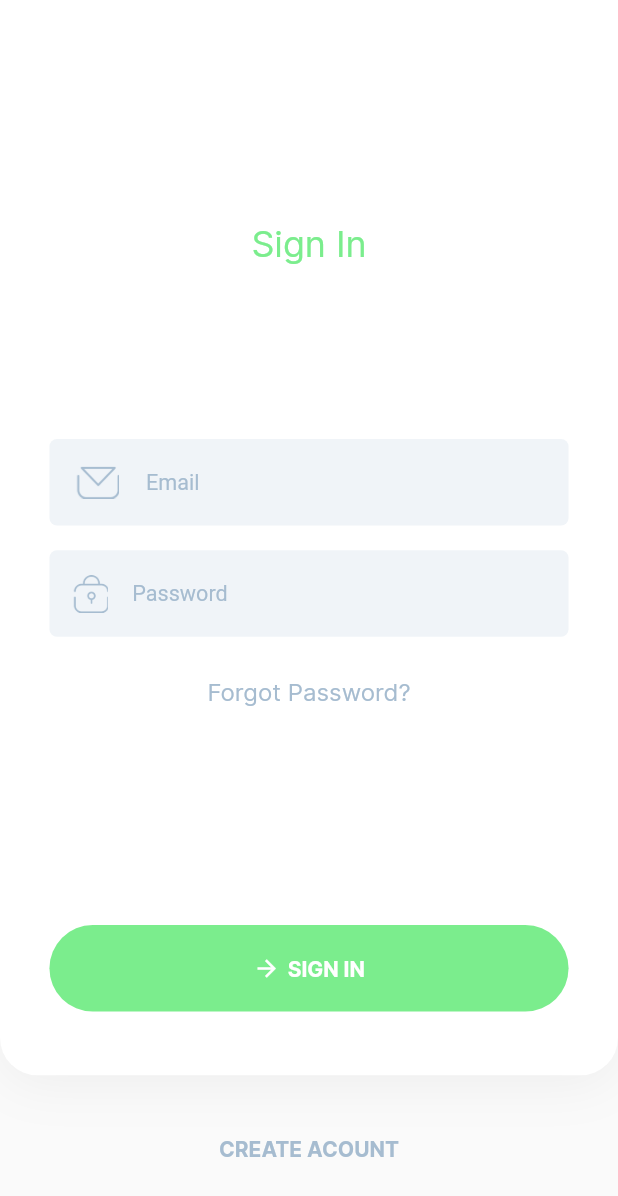
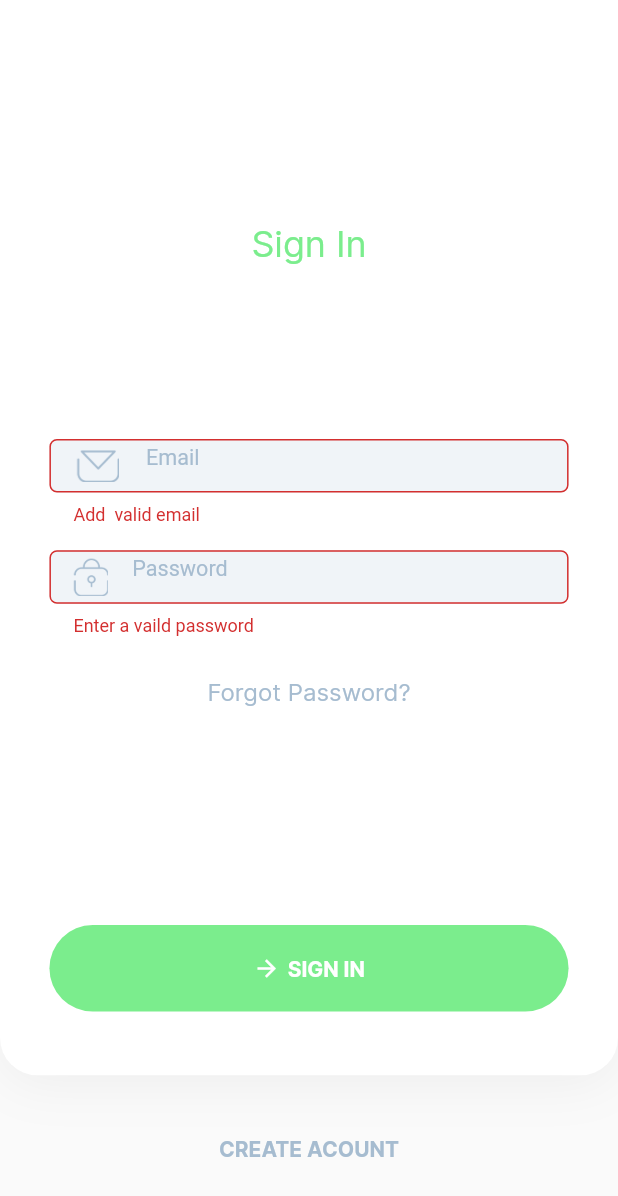
Before and after one commit to omarkaialy/envato, a Flutter app: the SignInScreen screen opened directly, after a tap on "SIGN IN", on a phone screen of 412 x 824 dp. Shown: the top 1196 px of the screen. Run offline on Flutter 3.47's test engine with Material 2 defaults, Android fonts, the phone set to English and light mode, and no system bars; our stand-ins replace firebase_auth, firebase_core, shared_preferences; accounts and stored records are empty.

Commit message:
add sign in logic

```diff
--- a/lib/auth/sign_in_screen.dart
+++ b/lib/auth/sign_in_screen.dart
@@ -2,22 +2,33 @@ import 'package:envato/auth/components/my_button.dart';
 import 'package:envato/auth/components/my_text_button.dart';
 import 'package:envato/auth/creat_account_screen.dart';
 import 'package:envato/constants/widgets/main_text_field.dart';
+import 'package:firebase_auth/firebase_auth.dart';
 import 'package:flutter/material.dart';
+import 'package:shared_preferences/shared_preferences.dart';
 
 // ignore: must_be_immutable
-class SignInScreen extends StatelessWidget {
-  SignInScreen({super.key});
+class SignInScreen extends StatefulWidget {
+  const SignInScreen({super.key});
 
+  @override
+  State<SignInScreen> createState() => _SignInScreenState();
+}
+
+class _SignInScreenState extends State<SignInScreen> {
   TextEditingController emailController = TextEditingController();
+
   TextEditingController passwordController = TextEditingController();
+
   final formKey = GlobalKey<FormState>();
-
+  bool isLoading = false;
   @override
   Widget build(BuildContext context) {
     final screenHeight = MediaQuery.of(context).size.height;
     final screenWidth = MediaQuery.of(context).size.width;
     return Scaffold(
       body: SingleChildScrollView(
+        child: Form(
+          key: formKey,
           child: Column(
             children: [
               Container(
@@ -25,15 +36,8 @@ class SignInScreen extends StatelessWidget {
                 width: screenWidth,
                 decoration: BoxDecoration(
                     color: Colors.white,
-                  borderRadius:
-                      const BorderRadius.vertical(bottom: Radius.circular(25)),
-                  boxShadow: [
-                    BoxShadow(
-                        color: Colors.black.withOpacity(.051),
-                        blurRadius: 30,
-                        spreadRadius: 0,
-                        offset: const Offset(0, 5))
-                  ]),
+                    borderRadius: const BorderRadius.vertical(bottom: Radius.circular(25)),
+                    boxShadow: [BoxShadow(color: Colors.black.withOpacity(.051), blurRadius: 30, spreadRadius: 0, offset: const Offset(0, 5))]),
                 child: Padding(
                   padding: EdgeInsets.symmetric(horizontal: screenWidth * .08),
                   child: Column(
@@ -45,11 +49,7 @@ class SignInScreen extends StatelessWidget {
                       const Text(
                         "Sign In",
                         textAlign: TextAlign.center,
-                      style: TextStyle(
-                          color: Color(0xff7BED8D),
-                          fontFamily: "Inter",
-                          fontSize: 24,
-                          fontWeight: FontWeight.w400),
+                        style: TextStyle(color: Color(0xff7BED8D), fontFamily: "Inter", fontSize: 24, fontWeight: FontWeight.w400),
                       ),
                       SizedBox(
                         height: screenHeight * .14,
@@ -116,11 +116,7 @@ class SignInScreen extends StatelessWidget {
                           onPressed: () {},
                           child: const Text(
                             "Forgot Password?",
-                          style: TextStyle(
-                              color: Color(0xffA6BCD0),
-                              fontFamily: "Inter",
-                              fontSize: 16,
-                              fontWeight: FontWeight.w400),
+                            style: TextStyle(color: Color(0xffA6BCD0), fontFamily: "Inter", fontSize: 16, fontWeight: FontWeight.w400),
                           )),
                       SizedBox(
                         height: screenHeight * .16,
@@ -129,8 +125,40 @@ class SignInScreen extends StatelessWidget {
                           width: screenWidth,
                           height: screenHeight,
                           buttonText: "SIGN IN",
-                        onPress: () {
-                          if (formKey.currentState!.validate()) {}
+                          onPress: () async {
+                            if (formKey.currentState!.validate()) {
+                              try {
+                                setState(() {
+                                  isLoading = true;
+                                });
+                                final user = await FirebaseAuth.instance.signInWithEmailAndPassword(
+                                  email: emailController.text,
+                                  password: passwordController.text,
+                                );
+
+                                final SharedPreferences prefs = await SharedPreferences.getInstance();
+                                await prefs.setString('user', user.toString());
+                                setState(() {
+                                  isLoading = false;
+                                });
+
+// Navigator.pushReplacement(context, MaterialPageRoute(builder: (context){return HomeScreen();}));
+                              } on FirebaseAuthException catch (e) {
+                                setState(() {
+                                  isLoading = false;
+                                });
+                                if (e.code == 'weak-password') {
+                                  print('The password provided is too weak.');
+                                } else if (e.code == 'email-already-in-use') {
+                                  print('The account already exists for that email.');
+                                }
+                              } catch (e) {
+                                setState(() {
+                                  isLoading = false;
+                                });
+                                print(e);
+                              }
+                            }
                           })
                     ],
                   ),
@@ -142,15 +170,13 @@ class SignInScreen extends StatelessWidget {
               MyTextButton(
                 buttonText: "CREATE ACOUNT",
                 onPress: () {
-                Navigator.push(
-                    context,
-                    MaterialPageRoute(
-                        builder: (context) => CreateAcountScreen()));
+                  Navigator.push(context, MaterialPageRoute(builder: (context) => const CreateAcountScreen()));
                 },
               )
             ],
           ),
         ),
+      ),
     );
   }
 }
```
Also changed, not shown: lib/splash/splash_screen.dart (+6 -8 lines), lib/firebase_options.dart. Lines whose indentation alone changed are shown as unchanged.
